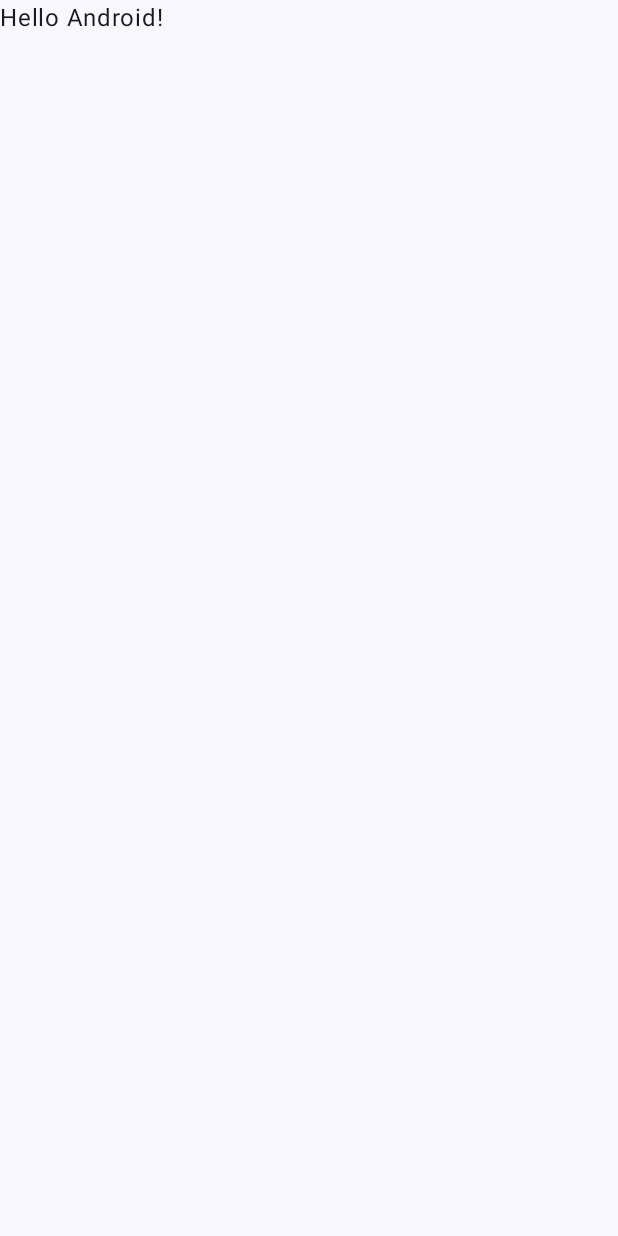
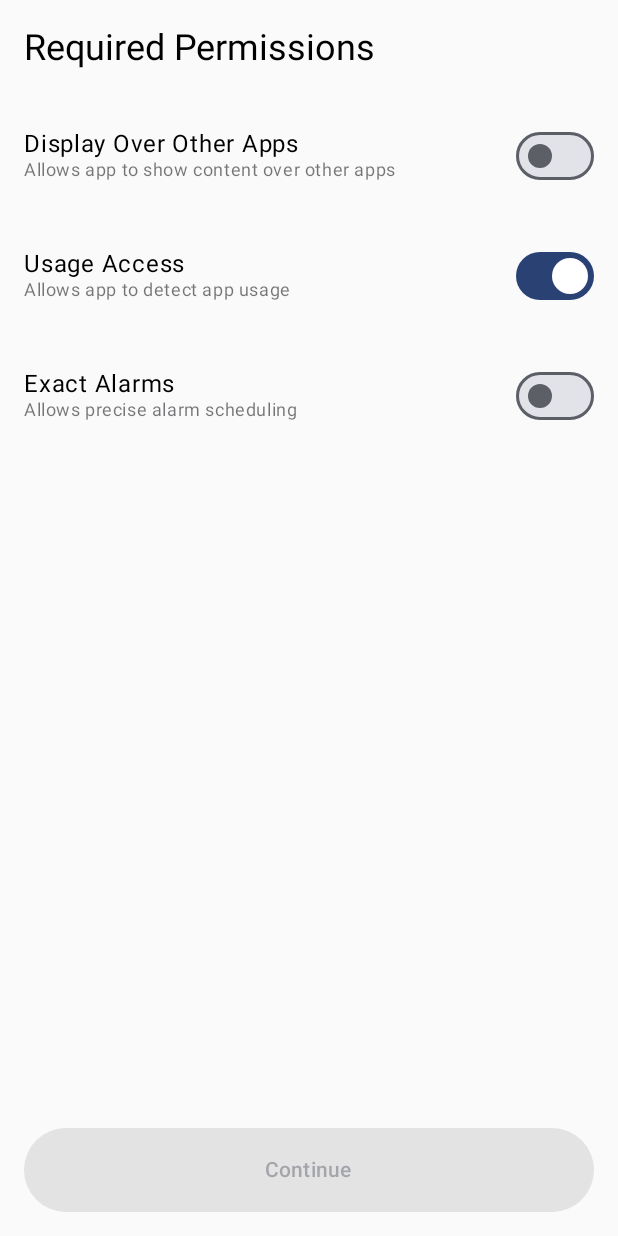
Before and after one commit to selva7378/viduthalai, an Android app built with Jetpack Compose: the screen it shows after launch (MainActivity), on a phone screen of 412 x 824 dp. Before the commit the screen is almost empty. Run offline under Robolectric (Android 15) with nearby library versions, the phone set to English and light mode, and no system bars.

Commit message:
implementing permissions(still not implemented admin permission)

```diff
--- a/app/src/main/AndroidManifest.xml
+++ b/app/src/main/AndroidManifest.xml
@@ -1,6 +1,12 @@
 <?xml version="1.0" encoding="utf-8"?>
 <manifest xmlns:android="http://schemas.android.com/apk/res/android"
     xmlns:tools="http://schemas.android.com/tools">
+
+    <uses-permission android:name="android.permission.PACKAGE_USAGE_STATS"
+        tools:ignore="ProtectedPermissions" />
+    <uses-permission android:name="android.permission.SYSTEM_ALERT_WINDOW" />
+    <uses-permission android:name="android.permission.SCHEDULE_EXACT_ALARM" />
+<!--    <uses-permission android:name="android.permission.USE_EXACT_ALARM" />-->
 
     <application
         android:allowBackup="true"
--- a/app/src/main/java/com/example/viduthalai/MainActivity.kt
+++ b/app/src/main/java/com/example/viduthalai/MainActivity.kt
@@ -4,14 +4,26 @@ import android.os.Bundle
 import androidx.activity.ComponentActivity
 import androidx.activity.compose.setContent
 import androidx.activity.enableEdgeToEdge
+import androidx.compose.foundation.layout.Box
 import androidx.compose.foundation.layout.fillMaxSize
 import androidx.compose.foundation.layout.padding
+import androidx.compose.material3.CircularProgressIndicator
 import androidx.compose.material3.Scaffold
 import androidx.compose.material3.Text
 import androidx.compose.runtime.Composable
+import androidx.compose.runtime.getValue
+import androidx.compose.runtime.produceState
+import androidx.compose.runtime.rememberCoroutineScope
+import androidx.compose.ui.Alignment
 import androidx.compose.ui.Modifier
+import androidx.compose.ui.platform.LocalContext
 import androidx.compose.ui.tooling.preview.Preview
+import com.example.viduthalai.datastore.DataStoreHelper
+import com.example.viduthalai.navgraph.ViduthalaiDestination
 import com.example.viduthalai.ui.theme.ViduthalaiTheme
+import com.example.viduthalai.navgraph.ViduthalaiNavigationWrapperUI
+import com.example.viduthalai.screens.PermissionScreen
+import kotlinx.coroutines.launch
 
 class MainActivity : ComponentActivity() {
     override fun onCreate(savedInstanceState: Bundle?) {
@@ -19,29 +31,51 @@ class MainActivity : ComponentActivity() {
         enableEdgeToEdge()
         setContent {
             ViduthalaiTheme {
-                Scaffold(modifier = Modifier.fillMaxSize()) { innerPadding ->
-                    Greeting(
-                        name = "Android",
-                        modifier = Modifier.padding(innerPadding)
-                    )
-                }
+                Viduthalai()
             }
         }
     }
 }
 
 @Composable
-fun Greeting(name: String, modifier: Modifier = Modifier) {
-    Text(
-        text = "Hello $name!",
-        modifier = modifier
-    )
+fun Viduthalai(modifier: Modifier = Modifier) {
+    val context = LocalContext.current
+    val scope = rememberCoroutineScope()
+
+    // Observe first launch state using your existing DataStoreHelper
+    val isFirstLaunch by produceState<Boolean?>(initialValue = null) {
+        value = DataStoreHelper.isFirstLaunch(context)
+    }
+
+    // Handle loading/ready states
+    when (isFirstLaunch) {
+        true -> PermissionScreen(
+            onAllPermissionsGranted = {
+                scope.launch {
+                    DataStoreHelper.setFirstLaunchCompleted(context)
+                }
+            }
+        )
+        false -> ViduthalaiNavigationWrapperUI()
+        null -> FullScreenLoader() // Optional loading state
+    }
+}
+
+// Optional loading component
+@Composable
+fun FullScreenLoader() {
+    Box(
+        modifier = Modifier.fillMaxSize(),
+        contentAlignment = Alignment.Center
+    ) {
+        CircularProgressIndicator()
+    }
 }
 
 @Preview(showBackground = true)
 @Composable
 fun GreetingPreview() {
     ViduthalaiTheme {
-        Greeting("Android")
+        Viduthalai()
     }
 }
--- /dev/null
+++ b/app/src/main/java/com/example/viduthalai/datastore/DataStoreHelper.kt
@@ -0,0 +1,31 @@
+package com.example.viduthalai.datastore
+
+import android.content.Context
+import androidx.datastore.preferences.core.booleanPreferencesKey
+import androidx.datastore.preferences.core.edit
+import androidx.datastore.preferences.preferencesDataStore
+import kotlinx.coroutines.flow.first
+import kotlinx.coroutines.runBlocking
+
+val Context.dataStore by preferencesDataStore(name = "settings")
+
+object DataStoreHelper {
+    private val FIRST_LAUNCH_KEY = booleanPreferencesKey("first_launch")
+
+    suspend fun isFirstLaunch(context: Context): Boolean {
+        return context.dataStore.data.first()[FIRST_LAUNCH_KEY] ?: true
+    }
+
+    suspend fun setFirstLaunchCompleted(context: Context) {
+        context.dataStore.edit { preferences ->
+            preferences[FIRST_LAUNCH_KEY] = false
+        }
+    }
+
+    // For non-suspending contexts (like in Activity)
+    fun isFirstLaunchBlocking(context: Context): Boolean {
+        return runBlocking {
+            context.dataStore.data.first()[FIRST_LAUNCH_KEY] ?: true
+        }
+    }
+}
--- /dev/null
+++ b/app/src/main/java/com/example/viduthalai/screens/PermissionScreen.kt
@@ -0,0 +1,224 @@
+package com.example.viduthalai.screens
+
+import android.Manifest
+import android.app.Activity
+import android.app.AlarmManager
+import android.app.AppOpsManager
+import android.app.usage.UsageStatsManager
+import android.content.Context
+import android.content.Intent
+import android.content.pm.PackageManager
+import android.net.Uri
+import android.os.Build
+import android.os.Process
+import android.provider.Settings
+import android.widget.Toast
+import androidx.activity.compose.rememberLauncherForActivityResult
+import androidx.activity.result.contract.ActivityResultContracts
+import androidx.compose.foundation.layout.Arrangement
+import androidx.compose.foundation.layout.Column
+import androidx.compose.foundation.layout.Row
+import androidx.compose.foundation.layout.Spacer
+import androidx.compose.foundation.layout.fillMaxSize
+import androidx.compose.foundation.layout.fillMaxWidth
+import androidx.compose.foundation.layout.height
+import androidx.compose.foundation.layout.padding
+import androidx.compose.material3.Button
+import androidx.compose.material3.MaterialTheme
+import androidx.compose.material3.Switch
+import androidx.compose.material3.Text
+import androidx.compose.runtime.Composable
+import androidx.compose.runtime.getValue
+import androidx.compose.runtime.remember
+import androidx.compose.ui.Alignment
+import androidx.compose.ui.Modifier
+import androidx.compose.ui.platform.LocalContext
+import androidx.compose.ui.unit.dp
+import androidx.compose.runtime.mutableStateOf
+import androidx.compose.runtime.setValue
+import androidx.core.app.ActivityCompat
+import androidx.core.app.AlarmManagerCompat.canScheduleExactAlarms
+import androidx.core.content.ContextCompat
+
+@Composable
+fun PermissionScreen(modifier: Modifier = Modifier, onAllPermissionsGranted: () -> Unit) {
+    val context = LocalContext.current
+    val activity = context as? Activity
+    val packageName = context.packageName
+
+    // Permission states
+    var hasOverlayPermission by remember { mutableStateOf(Settings.canDrawOverlays(context)) }
+    var hasUsageAccess by remember {
+        mutableStateOf(
+            checkUsageAccess(context)
+        )
+    }
+    val alarmManager =
+        context.getSystemService(Context.ALARM_SERVICE) as? AlarmManager
+    var hasAlarmPermission by remember {
+        mutableStateOf(
+
+            canScheduleExactAlarms(alarmManager!!)
+        )
+    }
+
+    // Check if all permissions are granted
+    val allPermissionsGranted = hasOverlayPermission && hasUsageAccess && hasAlarmPermission
+
+    // For handling permission requests
+    val overlayLauncher = rememberLauncherForActivityResult(
+        ActivityResultContracts.StartActivityForResult()
+    ) { result ->
+        hasOverlayPermission = Settings.canDrawOverlays(context)
+    }
+
+    val usageAccessLauncher = rememberLauncherForActivityResult(
+        ActivityResultContracts.StartActivityForResult()
+    ) { result ->
+        hasUsageAccess = checkUsageAccess(context)
+    }
+
+    // Launcher for alarm permission (Android 12+)
+    val alarmPermissionLauncher = rememberLauncherForActivityResult(
+        ActivityResultContracts.StartActivityForResult()
+    ) { isGranted ->
+        // Check permission state when returning from settings
+        hasAlarmPermission = canScheduleExactAlarms(alarmManager!!)
+    }
+
+    Column(
+        modifier = modifier
+            .fillMaxSize()
+            .padding(16.dp),
+        verticalArrangement = Arrangement.spacedBy(16.dp)
+    ) {
+        Text(
+            "Required Permissions",
+            style = MaterialTheme.typography.headlineSmall,
+            modifier = Modifier.padding(bottom = 8.dp)
+        )
+
+        // Display Over Other Apps
+        PermissionItem(
+            name = "Display Over Other Apps",
+            description = "Allows app to show content over other apps",
+            isGranted = hasOverlayPermission,
+            onToggle = {
+                if (!hasOverlayPermission) {
+                    val intent = Intent(
+                        Settings.ACTION_MANAGE_OVERLAY_PERMISSION,
+                        Uri.parse("package:$packageName")
+                    )
+                    overlayLauncher.launch(intent)
+                } else {
+                    // Can't revoke programmatically - must go to settings
+                    Toast.makeText(context, "Please disable in system settings", Toast.LENGTH_SHORT).show()
+                }
+            }
+        )
+
+        // Usage Access
+        PermissionItem(
+            name = "Usage Access",
+            description = "Allows app to detect app usage",
+            isGranted = hasUsageAccess,
+            onToggle = {
+                if (!hasUsageAccess) {
+                    val intent = Intent(
+                        Settings.ACTION_USAGE_ACCESS_SETTINGS,
+                        Uri.parse("package:$packageName")
+                    )
+                    usageAccessLauncher.launch(intent)
+                } else {
+                    // Can't revoke programmatically
+                    Toast.makeText(context, "Please disable in system settings", Toast.LENGTH_SHORT).show()
+                }
+            }
+        )
+
+        // Alarm Permission (Android 12+)
+        if (Build.VERSION.SDK_INT >= Build.VERSION_CODES.S) {
+            PermissionItem(
+                name = "Exact Alarms",
+                description = "Allows precise alarm scheduling",
+                isGranted = hasAlarmPermission,
+                onToggle = {
+                    if (!hasAlarmPermission) {
+                        // Request the permission directly
+                        val intent = Intent(
+                            Settings.ACTION_REQUEST_SCHEDULE_EXACT_ALARM,
+                            Uri.parse("package:$packageName")
+                        )
+                        alarmPermissionLauncher.launch(intent)
+                    } else {
+                        Toast.makeText(context, "Please disable in system settings", Toast.LENGTH_SHORT).show()
+                    }
+                }
+            )
+        }
+
+        Spacer(modifier = Modifier.weight(1f))
+
+        Button(
+            onClick = onAllPermissionsGranted,
+            modifier = Modifier
+                .fillMaxWidth()
+                .height(56.dp),
+            enabled = allPermissionsGranted
+        ) {
+            Text("Continue")
+        }
+    }
+}
+
+@Composable
+fun PermissionItem(
+    name: String,
+    description: String,
+    isGranted: Boolean,
+    onToggle: () -> Unit
+) {
+    Row(
+        modifier = Modifier
+            .fillMaxWidth()
+            .padding(vertical = 8.dp),
+        verticalAlignment = Alignment.CenterVertically,
+        horizontalArrangement = Arrangement.SpaceBetween
+    ) {
+        Column(modifier = Modifier.weight(1f)) {
+            Text(name, style = MaterialTheme.typography.bodyLarge)
+            Text(
+                description,
+                style = MaterialTheme.typography.bodySmall,
+                color = MaterialTheme.colorScheme.onSurface.copy(alpha = 0.6f)
+            )
+        }
+
+        Switch(
+            checked = isGranted,
+            onCheckedChange = { onToggle() },
+            modifier = Modifier.padding(start = 16.dp)
+        )
+    }
+}
+
+fun checkUsageAccess(context: Context): Boolean {
+    val appOps = context.getSystemService(Context.APP_OPS_SERVICE) as AppOpsManager
+    return if (Build.VERSION.SDK_INT >= Build.VERSION_CODES.Q) {
+        appOps.unsafeCheckOp(
+            AppOpsManager.OPSTR_GET_USAGE_STATS,
+            Process.myUid(),
+            context.packageName
+        ) == AppOpsManager.MODE_ALLOWED
+    } else {
+        @Suppress("DEPRECATION")
+        appOps.checkOpNoThrow(
+            "android:get_usage_stats",
+            Process.myUid(),
+            context.packageName
+        ) == AppOpsManager.MODE_ALLOWED
+    }
+}
+
+// Constants
+private const val REQUEST_CODE_ALARM_PERMISSION = 1001
--- a/app/src/main/res/values/strings.xml
+++ b/app/src/main/res/values/strings.xml
@@ -1,3 +1,6 @@
 <resources>
     <string name="app_name">viduthalai</string>
+    <string name="lock_screen">Lock</string>
+    <string name="settings_screen">Settings</string>
+    <string name="schedule_screen">Schedule</string>
 </resources>
```
Also changed, not shown: app/build.gradle.kts (+12 -0 lines), app/src/main/java/com/example/viduthalai/MyDeviceAdminReceiver.kt (added, +8 -0 lines), app/src/main/java/com/example/viduthalai/navgraph/NavGraph.kt (added, +69 -0 lines), app/src/main/java/com/example/viduthalai/navgraph/ViduthalaiDestination.kt (added, +20 -0 lines), app/src/main/java/com/example/viduthalai/screens/LockScreen.kt (added, +89 -0 lines), app/src/main/java/com/example/viduthalai/screens/ScheduleScreen.kt (added, +14 -0 lines), app/src/main/java/com/example/viduthalai/screens/SettingScreen.kt (added, +86 -0 lines), app/src/main/java/com/example/viduthalai/screens/TimerScreen.kt (added, +75 -0 lines), gradle/libs.versions.toml (+8 -0 lines), 1 other file.
